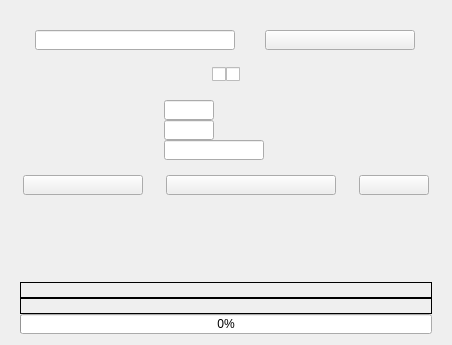
The window that dialogs/singlevideoet.ui (RaphCucul/Image-registration-GUI) describes before a commit, drawn with Qt 5.
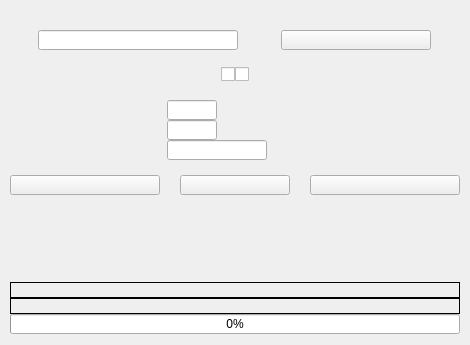
The same window after the commit.

```diff
--- a/dialogs/singlevideoet.ui
+++ b/dialogs/singlevideoet.ui
@@ -15,13 +15,13 @@
   </property>
   <layout class="QGridLayout" name="gridLayout_2">
    <property name="leftMargin">
-    <number>20</number>
+    <number>10</number>
    </property>
    <property name="topMargin">
     <number>30</number>
    </property>
    <property name="rightMargin">
-    <number>20</number>
+    <number>10</number>
    </property>
    <property name="horizontalSpacing">
     <number>10</number>
@@ -60,13 +60,13 @@
       <widget class="QPushButton" name="savePB">
        <property name="minimumSize">
         <size>
-         <width>70</width>
+         <width>150</width>
          <height>20</height>
         </size>
        </property>
        <property name="maximumSize">
         <size>
-         <width>70</width>
+         <width>150</width>
          <height>20</height>
         </size>
        </property>
@@ -87,13 +87,13 @@
       <widget class="QPushButton" name="showGraphET">
        <property name="minimumSize">
         <size>
-         <width>120</width>
+         <width>150</width>
          <height>20</height>
         </size>
        </property>
        <property name="maximumSize">
         <size>
-         <width>120</width>
+         <width>150</width>
          <height>20</height>
         </size>
        </property>
@@ -111,7 +111,7 @@
       <widget class="QPushButton" name="calculateET">
        <property name="minimumSize">
         <size>
-         <width>170</width>
+         <width>110</width>
          <height>20</height>
         </size>
        </property>
```
